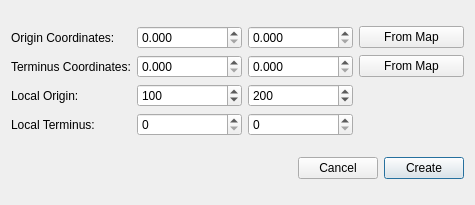
This is grid/create_grid_dialog_base.ui in lparchaeology/ArkPlan as Qt 5 draws it before an edit. The edited form follows.
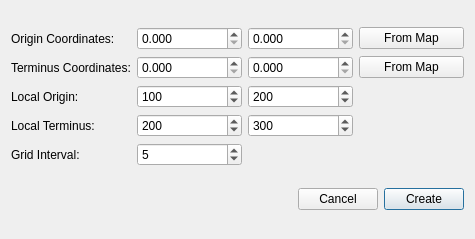
This is the edited form.

Commit message: WIP Create new grid

```diff
--- a/grid/create_grid_dialog_base.ui
+++ b/grid/create_grid_dialog_base.ui
@@ -7,7 +7,7 @@
     <x>0</x>
     <y>0</y>
     <width>475</width>
-    <height>205</height>
+    <height>239</height>
    </rect>
   </property>
   <property name="windowTitle">
@@ -127,16 +127,62 @@
       </widget>
      </item>
      <item row="3" column="1">
-      <widget class="QSpinBox" name="terminusEastingSpin"/>
+      <widget class="QSpinBox" name="localTerminusEastingSpin">
+       <property name="maximum">
+        <number>9999</number>
+       </property>
+       <property name="singleStep">
+        <number>5</number>
+       </property>
+       <property name="value">
+        <number>200</number>
+       </property>
+      </widget>
      </item>
      <item row="3" column="2">
-      <widget class="QSpinBox" name="terminusNorthingSpin"/>
+      <widget class="QSpinBox" name="localTerminusNorthingSpin">
+       <property name="maximum">
+        <number>9999</number>
+       </property>
+       <property name="singleStep">
+        <number>5</number>
+       </property>
+       <property name="value">
+        <number>300</number>
+       </property>
+      </widget>
      </item>
      <item row="3" column="0">
       <widget class="QLabel" name="terminusLabel">
        <property name="text">
         <string>Local Terminus:</string>
        </property>
+       <property name="buddy">
+        <cstring>localTerminusEastingSpin</cstring>
+       </property>
+      </widget>
+     </item>
+     <item row="4" column="1">
+      <widget class="QSpinBox" name="localIntervalSpin">
+       <property name="maximum">
+        <number>100</number>
+       </property>
+       <property name="singleStep">
+        <number>5</number>
+       </property>
+       <property name="value">
+        <number>5</number>
+       </property>
+      </widget>
+     </item>
+     <item row="4" column="0">
+      <widget class="QLabel" name="localIntervalLabel">
+       <property name="text">
+        <string>Grid Interval:</string>
+       </property>
+       <property name="buddy">
+        <cstring>localIntervalSpin</cstring>
+       </property>
       </widget>
      </item>
     </layout>
```
Left out of the diff: 28 changed lines with no effect on the pictures. The commit also changes 4 other files.
